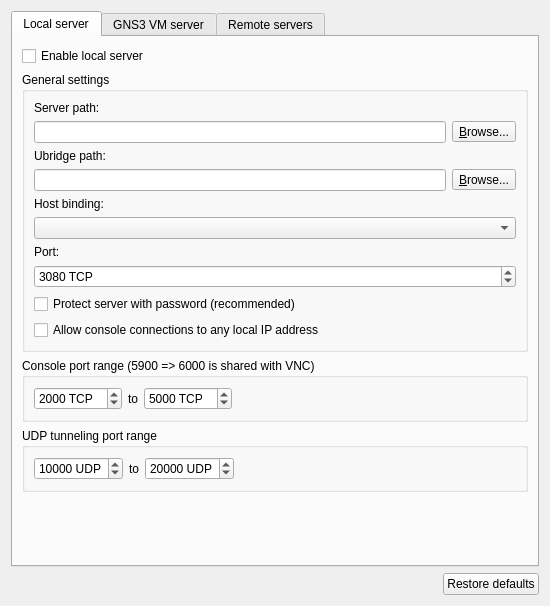
Before: the Qt Designer form gns3/ui/server_preferences_page.ui in mpplab/MNSS, drawn with Qt 5.
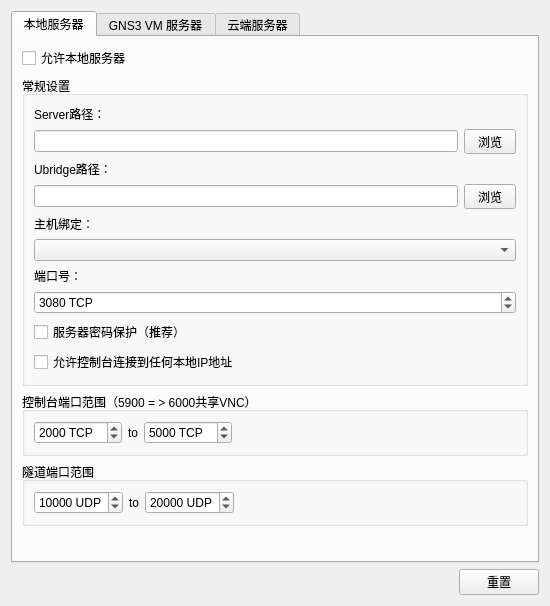
After: the same form once the commit is applied.

Diff of the .ui file:
```diff
--- a/gns3/ui/server_preferences_page.ui
+++ b/gns3/ui/server_preferences_page.ui
@@ -51,13 +51,13 @@
        </sizepolicy>
       </property>
       <attribute name="title">
-       <string>Local server</string>
+       <string>本地服务器</string>
       </attribute>
       <layout class="QGridLayout" name="gridLayout_6">
        <item row="1" column="0" colspan="2">
         <widget class="QGroupBox" name="uiGeneralSettingsGroupBox">
          <property name="title">
-          <string>General settings</string>
+          <string>常规设置</string>
          </property>
          <layout class="QGridLayout" name="gridLayout">
           <property name="sizeConstraint">
@@ -66,7 +66,7 @@
           <item row="1" column="0">
            <widget class="QLabel" name="uiLocalServerPathLabel">
             <property name="text">
-             <string>Server path:</string>
+             <string>Server路径：</string>
             </property>
            </widget>
           </item>
@@ -78,7 +78,7 @@
             <item>
              <widget class="QToolButton" name="uiLocalServerToolButton">
               <property name="text">
-               <string>&amp;Browse...</string>
+               <string>  浏览  </string>
               </property>
               <property name="toolButtonStyle">
                <enum>Qt::ToolButtonTextOnly</enum>
@@ -90,7 +90,7 @@
           <item row="3" column="0">
            <widget class="QLabel" name="uiUbridgePathLabel">
             <property name="text">
-             <string>Ubridge path:</string>
+             <string>Ubridge路径：</string>
             </property>
            </widget>
           </item>
@@ -102,7 +102,7 @@
             <item>
              <widget class="QToolButton" name="uiUbridgeToolButton">
               <property name="text">
-               <string>&amp;Browse...</string>
+               <string>  浏览  </string>
               </property>
               <property name="toolButtonStyle">
                <enum>Qt::ToolButtonTextOnly</enum>
@@ -114,7 +114,7 @@
           <item row="5" column="0">
            <widget class="QLabel" name="uiLocalServerHostLabel">
             <property name="text">
-             <string>Host binding:</string>
+             <string>主机绑定：</string>
             </property>
            </widget>
           </item>
@@ -124,7 +124,7 @@
           <item row="7" column="0">
            <widget class="QLabel" name="uiLocalServerPortLabel">
             <property name="text">
-             <string>Port:</string>
+             <string>端口号：</string>
             </property>
            </widget>
           </item>
@@ -144,14 +144,14 @@
           <item row="10" column="0">
            <widget class="QCheckBox" name="uiConsoleConnectionsToAnyIPCheckBox">
             <property name="text">
-             <string>Allow console connections to any local IP address</string>
+             <string>允许控制台连接到任何本地IP地址</string>
             </property>
            </widget>
           </item>
           <item row="9" column="0">
            <widget class="QCheckBox" name="uiLocalServerAuthCheckBox">
             <property name="text">
-             <string>Protect server with password (recommended)</string>
+             <string>服务器密码保护（推荐）</string>
             </property>
            </widget>
           </item>
@@ -173,7 +173,7 @@
           </size>
          </property>
          <property name="text">
-          <string>Enable local server</string>
+          <string>允许本地服务器</string>
          </property>
          <property name="checked">
           <bool>false</bool>
@@ -183,7 +183,7 @@
        <item row="2" column="0" colspan="2">
         <widget class="QGroupBox" name="uiConsolePortRangeGroupBox">
          <property name="title">
-          <string>Console port range (5900 =&gt; 6000 is shared with VNC)</string>
+          <string>控制台端口范围（5900 = &gt; 6000共享VNC）</string>
          </property>
          <layout class="QGridLayout" name="gridLayout_4">
           <item row="0" column="0">
@@ -238,7 +238,7 @@
        <item row="3" column="0" colspan="2">
         <widget class="QGroupBox" name="uiUDPPortRangeGroupBox">
          <property name="title">
-          <string>UDP tunneling port range</string>
+          <string>隧道端口范围</string>
          </property>
          <layout class="QHBoxLayout" name="horizontalLayout_8">
           <item>
@@ -318,7 +318,7 @@
        </sizepolicy>
       </property>
       <attribute name="title">
-       <string>GNS3 VM server</string>
+       <string>GNS3 VM 服务器</string>
       </attribute>
       <layout class="QVBoxLayout" name="verticalLayout">
        <item>
@@ -535,7 +535,7 @@
        </sizepolicy>
       </property>
       <attribute name="title">
-       <string>Remote servers</string>
+       <string>云端服务器</string>
       </attribute>
       <layout class="QGridLayout" name="gridLayout_5">
        <item row="0" column="0" colspan="2">
@@ -642,7 +642,7 @@
      <item>
       <widget class="QPushButton" name="uiRestoreDefaultsPushButton">
        <property name="text">
-        <string>Restore defaults</string>
+        <string>重置</string>
        </property>
       </widget>
      </item>
```
Left out of the diff: 36 changed lines with no effect on the pictures.
